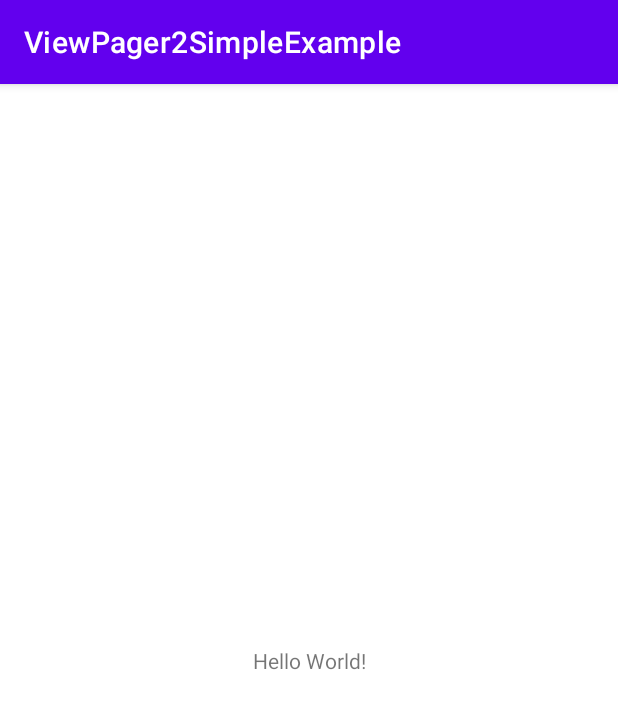
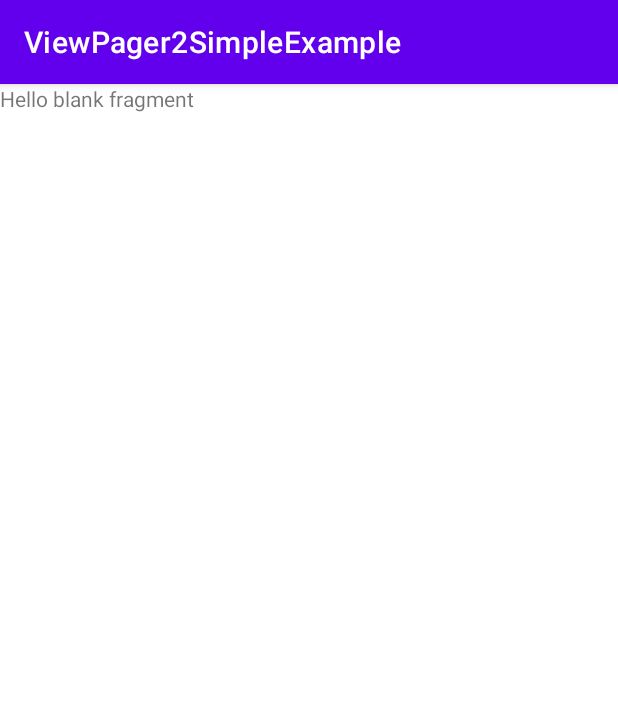
Before and after one commit to esatgozcu/Android-ViewPager2-Simple-Example, an Android app: the screen it shows after launch (MainActivity), on a phone screen of 412 x 824 dp. Shown: the top 709 px of the screen. Run offline under Robolectric (Android 15) with nearby library versions, the phone set to English and light mode, and no system bars; our stand-ins replace navigation-ui.

Commit message:
0.0.2
Binding and navigation have been added

```diff
--- a/app/build.gradle
+++ b/app/build.gradle
@@ -29,6 +29,9 @@ android {
     kotlinOptions {
         jvmTarget = '1.8'
     }
+    buildFeatures {
+        viewBinding true
+    }
 }
 
 dependencies {
--- /dev/null
+++ b/app/src/main/java/com/esatgozcu/viewpager2simpleexample/FirstFragment.kt
@@ -0,0 +1,25 @@
+package com.esatgozcu.viewpager2simpleexample
+
+import android.os.Bundle
+import androidx.fragment.app.Fragment
+import android.view.LayoutInflater
+import android.view.View
+import android.view.ViewGroup
+import com.esatgozcu.viewpager2simpleexample.databinding.FragmentFirstBinding
+
+class FirstFragment : Fragment() {
+
+    private var _binding: FragmentFirstBinding? = null
+    private val binding get() = _binding!!
+
+    override fun onCreateView(
+        inflater: LayoutInflater, container: ViewGroup?,
+        savedInstanceState: Bundle?): View {
+        _binding = FragmentFirstBinding.inflate(inflater, container, false)
+        return binding.root
+    }
+    override fun onDestroyView() {
+        super.onDestroyView()
+        _binding = null
+    }
+}
--- a/app/src/main/java/com/esatgozcu/viewpager2simpleexample/MainActivity.kt
+++ b/app/src/main/java/com/esatgozcu/viewpager2simpleexample/MainActivity.kt
@@ -2,10 +2,26 @@ package com.esatgozcu.viewpager2simpleexample
 
 import androidx.appcompat.app.AppCompatActivity
 import android.os.Bundle
+import androidx.navigation.findNavController
+import androidx.navigation.ui.AppBarConfiguration
+import androidx.navigation.ui.navigateUp
+import androidx.navigation.ui.setupActionBarWithNavController
+import com.esatgozcu.viewpager2simpleexample.databinding.ActivityMainBinding
 
 class MainActivity : AppCompatActivity() {
+
+    private lateinit var binding: ActivityMainBinding
+    private lateinit var appBarConfiguration: AppBarConfiguration
+
     override fun onCreate(savedInstanceState: Bundle?) {
         super.onCreate(savedInstanceState)
-        setContentView(R.layout.activity_main)
+        binding = ActivityMainBinding.inflate(layoutInflater)
+        setContentView(binding.root)
+    }
+
+    override fun onSupportNavigateUp(): Boolean {
+        val navController = findNavController(R.id.nav_host_fragment_content_main)
+        return navController.navigateUp(appBarConfiguration)
+                || super.onSupportNavigateUp()
     }
 }
--- a/app/src/main/res/layout/activity_main.xml
+++ b/app/src/main/res/layout/activity_main.xml
@@ -6,13 +6,16 @@
     android:layout_height="match_parent"
     tools:context=".MainActivity">
 
-    <TextView
-        android:layout_width="wrap_content"
-        android:layout_height="wrap_content"
-        android:text="Hello World!"
+    <androidx.fragment.app.FragmentContainerView
+        android:id="@+id/nav_host_fragment_content_main"
+        android:name="androidx.navigation.fragment.NavHostFragment"
+        android:layout_width="0dp"
+        android:layout_height="0dp"
+        app:defaultNavHost="true"
         app:layout_constraintBottom_toBottomOf="parent"
         app:layout_constraintEnd_toEndOf="parent"
         app:layout_constraintStart_toStartOf="parent"
-        app:layout_constraintTop_toTopOf="parent" />
+        app:layout_constraintTop_toTopOf="parent"
+        app:navGraph="@navigation/nav_graph" />
 
 </androidx.constraintlayout.widget.ConstraintLayout>
--- /dev/null
+++ b/app/src/main/res/layout/fragment_first.xml
@@ -0,0 +1,14 @@
+<?xml version="1.0" encoding="utf-8"?>
+<FrameLayout xmlns:android="http://schemas.android.com/apk/res/android"
+    xmlns:tools="http://schemas.android.com/tools"
+    android:layout_width="match_parent"
+    android:layout_height="match_parent"
+    tools:context=".FirstFragment">
+
+    <!-- TODO: Update blank fragment layout -->
+    <TextView
+        android:layout_width="match_parent"
+        android:layout_height="match_parent"
+        android:text="@string/hello_blank_fragment" />
+
+</FrameLayout>
--- /dev/null
+++ b/app/src/main/res/navigation/nav_graph.xml
@@ -0,0 +1,13 @@
+<?xml version="1.0" encoding="utf-8"?>
+<navigation xmlns:android="http://schemas.android.com/apk/res/android"
+    xmlns:app="http://schemas.android.com/apk/res-auto"
+    xmlns:tools="http://schemas.android.com/tools"
+    android:id="@+id/nav_graph"
+    app:startDestination="@id/firstFragment">
+
+    <fragment
+        android:id="@+id/firstFragment"
+        android:name="com.esatgozcu.viewpager2simpleexample.FirstFragment"
+        android:label="fragment_first"
+        tools:layout="@layout/fragment_first" />
+</navigation>
--- a/app/src/main/res/values/strings.xml
+++ b/app/src/main/res/values/strings.xml
@@ -1,3 +1,5 @@
 <resources>
     <string name="app_name">ViewPager2SimpleExample</string>
+    <!-- TODO: Remove or change this placeholder text -->
+    <string name="hello_blank_fragment">Hello blank fragment</string>
 </resources>
```
